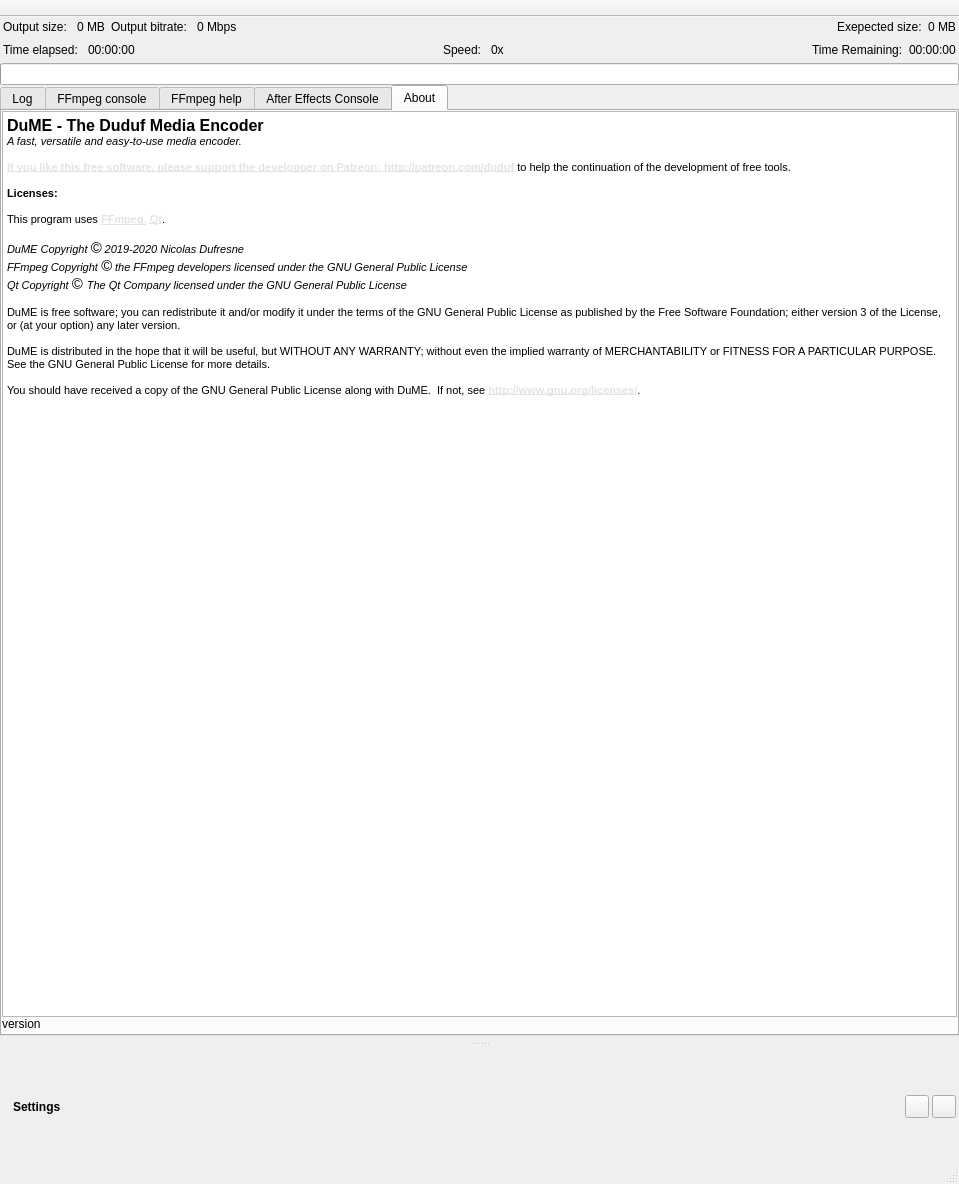
This is src/UI/mainwindow.ui in RxLaboratory/DuME as Qt 5 draws it before an edit. The edited form follows.
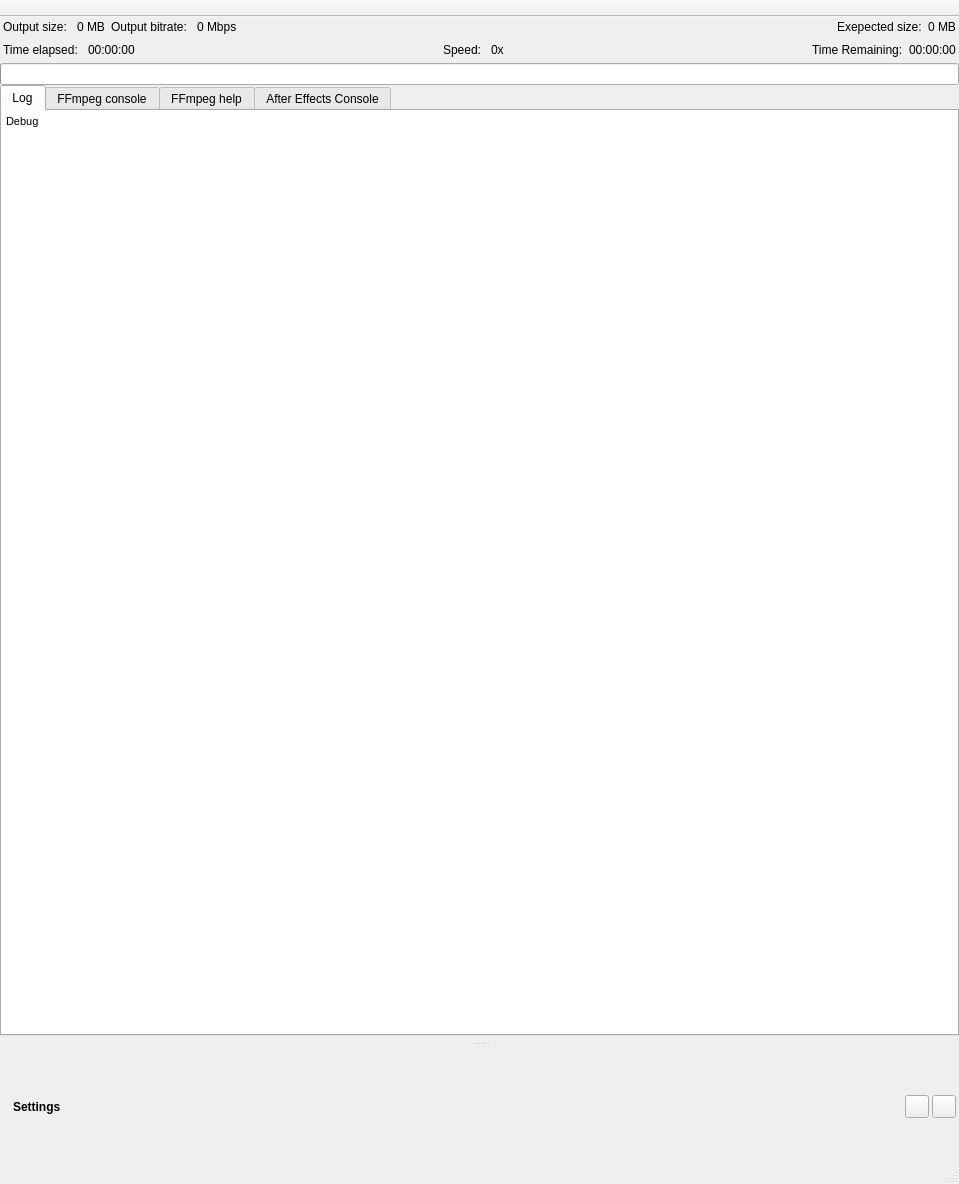
This is the edited form. The open tabs and pages were chosen to show the change. Icons and pictures are not drawn.

```diff
--- a/src/UI/mainwindow.ui
+++ b/src/UI/mainwindow.ui
@@ -284,8 +284,8 @@
             <string>&lt;!DOCTYPE HTML PUBLIC &quot;-//W3C//DTD HTML 4.0//EN&quot; &quot;http://www.w3.org/TR/REC-html40/strict.dtd&quot;&gt;
 &lt;html&gt;&lt;head&gt;&lt;meta name=&quot;qrichtext&quot; content=&quot;1&quot; /&gt;&lt;style type=&quot;text/css&quot;&gt;
 p, li { white-space: pre-wrap; }
-&lt;/style&gt;&lt;/head&gt;&lt;body style=&quot; font-family:'MS Shell Dlg 2'; font-size:8.25pt; font-weight:400; font-style:normal;&quot;&gt;
-&lt;p style=&quot; margin-top:0px; margin-bottom:0px; margin-left:0px; margin-right:0px; -qt-block-indent:0; text-indent:0px;&quot;&gt;Debug&lt;/p&gt;&lt;/body&gt;&lt;/html&gt;</string>
+&lt;/style&gt;&lt;/head&gt;&lt;body style=&quot; font-family:'Ubuntu'; font-size:11pt; font-weight:400; font-style:normal;&quot;&gt;
+&lt;p style=&quot; margin-top:0px; margin-bottom:0px; margin-left:0px; margin-right:0px; -qt-block-indent:0; text-indent:0px;&quot;&gt;&lt;span style=&quot; font-family:'MS Shell Dlg 2'; font-size:8.25pt;&quot;&gt;Debug&lt;/span&gt;&lt;/p&gt;&lt;/body&gt;&lt;/html&gt;</string>
            </property>
           </widget>
          </item>
@@ -485,66 +485,6 @@
          </item>
         </layout>
        </widget>
-       <widget class="QWidget" name="tab_4">
-        <attribute name="title">
-         <string>About</string>
-        </attribute>
-        <layout class="QVBoxLayout" name="verticalLayout_5">
-         <property name="spacing">
-          <number>0</number>
-         </property>
-         <property name="leftMargin">
-          <number>0</number>
-         </property>
-         <property name="topMargin">
-          <number>0</number>
-         </property>
-         <property name="rightMargin">
-          <number>0</number>
-         </property>
-         <property name="bottomMargin">
-          <number>3</number>
-         </property>
-         <item>
-          <widget class="QTextBrowser" name="textBrowser">
-           <property name="html">
-            <string>&lt;!DOCTYPE HTML PUBLIC &quot;-//W3C//DTD HTML 4.0//EN&quot; &quot;http://www.w3.org/TR/REC-html40/strict.dtd&quot;&gt;
-&lt;html&gt;&lt;head&gt;&lt;meta name=&quot;qrichtext&quot; content=&quot;1&quot; /&gt;&lt;style type=&quot;text/css&quot;&gt;
-p, li { white-space: pre-wrap; }
-&lt;/style&gt;&lt;/head&gt;&lt;body style=&quot; font-family:'MS Shell Dlg 2'; font-size:8.25pt; font-weight:400; font-style:normal;&quot;&gt;
-&lt;p style=&quot; margin-top:0px; margin-bottom:0px; margin-left:0px; margin-right:0px; -qt-block-indent:0; text-indent:0px;&quot;&gt;&lt;span style=&quot; font-size:12pt; font-weight:600;&quot;&gt;DuME - The Duduf Media Encoder&lt;/span&gt;&lt;/p&gt;
-&lt;p style=&quot; margin-top:0px; margin-bottom:0px; margin-left:0px; margin-right:0px; -qt-block-indent:0; text-indent:0px;&quot;&gt;&lt;span style=&quot; font-style:italic;&quot;&gt;A fast, versatile and easy-to-use media encoder.&lt;/span&gt;&lt;/p&gt;
-&lt;p style=&quot;-qt-paragraph-type:empty; margin-top:0px; margin-bottom:0px; margin-left:0px; margin-right:0px; -qt-block-indent:0; text-indent:0px; font-style:italic;&quot;&gt;&lt;br /&gt;&lt;/p&gt;
-&lt;p style=&quot; margin-top:0px; margin-bottom:0px; margin-left:0px; margin-right:0px; -qt-block-indent:0; text-indent:0px;&quot;&gt;&lt;a href=&quot;http://patreon.com/duduf&quot;&gt;&lt;span style=&quot; font-size:8pt; font-weight:600; text-decoration: underline; color:#e3e3e3;&quot;&gt;If you like this free software, please support the developper on Patreon: http://patreon.com/duduf&lt;/span&gt;&lt;/a&gt;&lt;span style=&quot; font-size:8pt;&quot;&gt; to help the continuation of the development of free tools.&lt;/span&gt;&lt;/p&gt;
-&lt;p style=&quot;-qt-paragraph-type:empty; margin-top:0px; margin-bottom:0px; margin-left:0px; margin-right:0px; -qt-block-indent:0; text-indent:0px; font-style:italic;&quot;&gt;&lt;br /&gt;&lt;/p&gt;
-&lt;p style=&quot; margin-top:0px; margin-bottom:0px; margin-left:0px; margin-right:0px; -qt-block-indent:0; text-indent:0px;&quot;&gt;&lt;span style=&quot; font-weight:600;&quot;&gt;Licenses:&lt;/span&gt;&lt;/p&gt;
-&lt;p style=&quot;-qt-paragraph-type:empty; margin-top:0px; margin-bottom:0px; margin-left:0px; margin-right:0px; -qt-block-indent:0; text-indent:0px; font-weight:600; font-style:italic;&quot;&gt;&lt;br /&gt;&lt;/p&gt;
-&lt;p style=&quot; margin-top:0px; margin-bottom:0px; margin-left:0px; margin-right:0px; -qt-block-indent:0; text-indent:0px;&quot;&gt;This program uses &lt;a href=&quot;http://ffmpeg.org&quot;&gt;&lt;span style=&quot; font-size:8pt; font-weight:600; text-decoration: underline; color:#e3e3e3;&quot;&gt;FFmpeg&lt;/span&gt;&lt;/a&gt;&lt;a href=&quot;http://ffmpeg.org&quot;&gt;&lt;span style=&quot; font-size:8pt; text-decoration: underline; color:#e3e3e3;&quot;&gt;,&lt;/span&gt;&lt;/a&gt; &lt;a href=&quot;https://www1.qt.io/developers/&quot;&gt;&lt;span style=&quot; font-size:8pt; font-weight:600; text-decoration: underline; color:#e3e3e3;&quot;&gt;Qt&lt;/span&gt;&lt;/a&gt;.&lt;/p&gt;
-&lt;p style=&quot;-qt-paragraph-type:empty; margin-top:0px; margin-bottom:0px; margin-left:0px; margin-right:0px; -qt-block-indent:0; text-indent:0px; font-style:italic;&quot;&gt;&lt;br /&gt;&lt;/p&gt;
-&lt;p style=&quot; margin-top:0px; margin-bottom:0px; margin-left:0px; margin-right:0px; -qt-block-indent:0; text-indent:0px;&quot;&gt;&lt;span style=&quot; font-style:italic;&quot;&gt;DuME Copyright &lt;/span&gt;&lt;span style=&quot; font-family:'Ubuntu'; font-size:11pt; font-style:italic;&quot;&gt;©&lt;/span&gt;&lt;span style=&quot; font-style:italic;&quot;&gt; 2019-2020 Nicolas Dufresne&lt;/span&gt;&lt;/p&gt;
-&lt;p style=&quot; margin-top:0px; margin-bottom:0px; margin-left:0px; margin-right:0px; -qt-block-indent:0; text-indent:0px;&quot;&gt;&lt;span style=&quot; font-style:italic;&quot;&gt;FFmpeg Copyright &lt;/span&gt;&lt;span style=&quot; font-family:'Ubuntu'; font-size:11pt; font-style:italic;&quot;&gt;©&lt;/span&gt;&lt;span style=&quot; font-style:italic;&quot;&gt; &lt;/span&gt;&lt;span style=&quot; font-size:8pt; font-style:italic;&quot;&gt;the FFmpeg developers licensed under the GNU General Public License&lt;/span&gt;&lt;/p&gt;
-&lt;p style=&quot; margin-top:0px; margin-bottom:0px; margin-left:0px; margin-right:0px; -qt-block-indent:0; text-indent:0px;&quot;&gt;&lt;span style=&quot; font-size:8pt; font-style:italic;&quot;&gt;Qt Copyright &lt;/span&gt;&lt;span style=&quot; font-family:'Ubuntu'; font-size:11pt; font-style:italic;&quot;&gt;© &lt;/span&gt;&lt;span style=&quot; font-size:8pt; font-style:italic;&quot;&gt;The Qt Company licensed under the GNU General Public License&lt;/span&gt;&lt;/p&gt;
-&lt;p style=&quot;-qt-paragraph-type:empty; margin-top:0px; margin-bottom:0px; margin-left:0px; margin-right:0px; -qt-block-indent:0; text-indent:0px; font-size:8pt;&quot;&gt;&lt;br /&gt;&lt;/p&gt;
-&lt;p style=&quot; margin-top:0px; margin-bottom:0px; margin-left:0px; margin-right:0px; -qt-block-indent:0; text-indent:0px;&quot;&gt;&lt;span style=&quot; font-size:8pt;&quot;&gt;DuME is free software; you can redistribute it and/or modify it under the terms of the GNU General Public License as published by the Free Software Foundation; either version 3 of the License, or (at your option) any later version.&lt;/span&gt;&lt;/p&gt;
-&lt;p style=&quot;-qt-paragraph-type:empty; margin-top:0px; margin-bottom:0px; margin-left:0px; margin-right:0px; -qt-block-indent:0; text-indent:0px; font-size:8pt;&quot;&gt;&lt;br /&gt;&lt;/p&gt;
-&lt;p style=&quot; margin-top:0px; margin-bottom:0px; margin-left:0px; margin-right:0px; -qt-block-indent:0; text-indent:0px;&quot;&gt;&lt;span style=&quot; font-size:8pt;&quot;&gt;DuME is distributed in the hope that it will be useful, but WITHOUT ANY WARRANTY; without even the implied warranty of MERCHANTABILITY or FITNESS FOR A PARTICULAR PURPOSE.  See the GNU General Public License for more details.&lt;/span&gt;&lt;/p&gt;
-&lt;p style=&quot;-qt-paragraph-type:empty; margin-top:0px; margin-bottom:0px; margin-left:0px; margin-right:0px; -qt-block-indent:0; text-indent:0px; font-size:8pt;&quot;&gt;&lt;br /&gt;&lt;/p&gt;
-&lt;p style=&quot; margin-top:0px; margin-bottom:0px; margin-left:0px; margin-right:0px; -qt-block-indent:0; text-indent:0px;&quot;&gt;&lt;span style=&quot; font-size:8pt;&quot;&gt;You should have received a copy of the GNU General Public License along with DuME.  If not, see&lt;/span&gt;&lt;span style=&quot; font-size:8pt; color:#ec1818;&quot;&gt; &lt;/span&gt;&lt;a href=&quot;http://www.gnu.org/licenses/&quot;&gt;&lt;span style=&quot; font-size:8pt; font-weight:600; text-decoration: underline; color:#e3e3e3;&quot;&gt;http://www.gnu.org/licenses/&lt;/span&gt;&lt;/a&gt;&lt;span style=&quot; font-size:8pt;&quot;&gt;.&lt;/span&gt;&lt;/p&gt;&lt;/body&gt;&lt;/html&gt;</string>
-           </property>
-           <property name="openExternalLinks">
-            <bool>true</bool>
-           </property>
-          </widget>
-         </item>
-         <item>
-          <widget class="QLabel" name="versionLabel">
-           <property name="text">
-            <string>version</string>
-           </property>
-          </widget>
-         </item>
-        </layout>
-       </widget>
       </widget>
       <widget class="QStackedWidget" name="mainStack">
        <property name="currentIndex">
```
Left out of the diff: 22 changed lines with no effect on the pictures.
